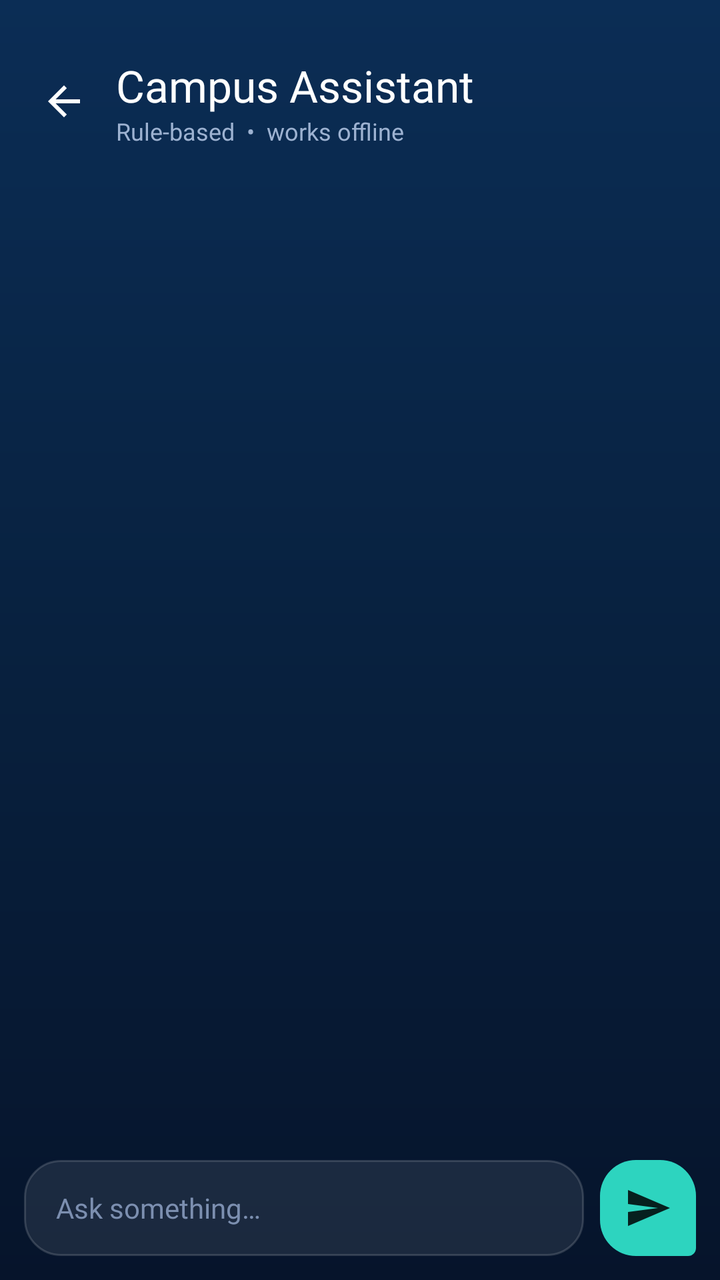
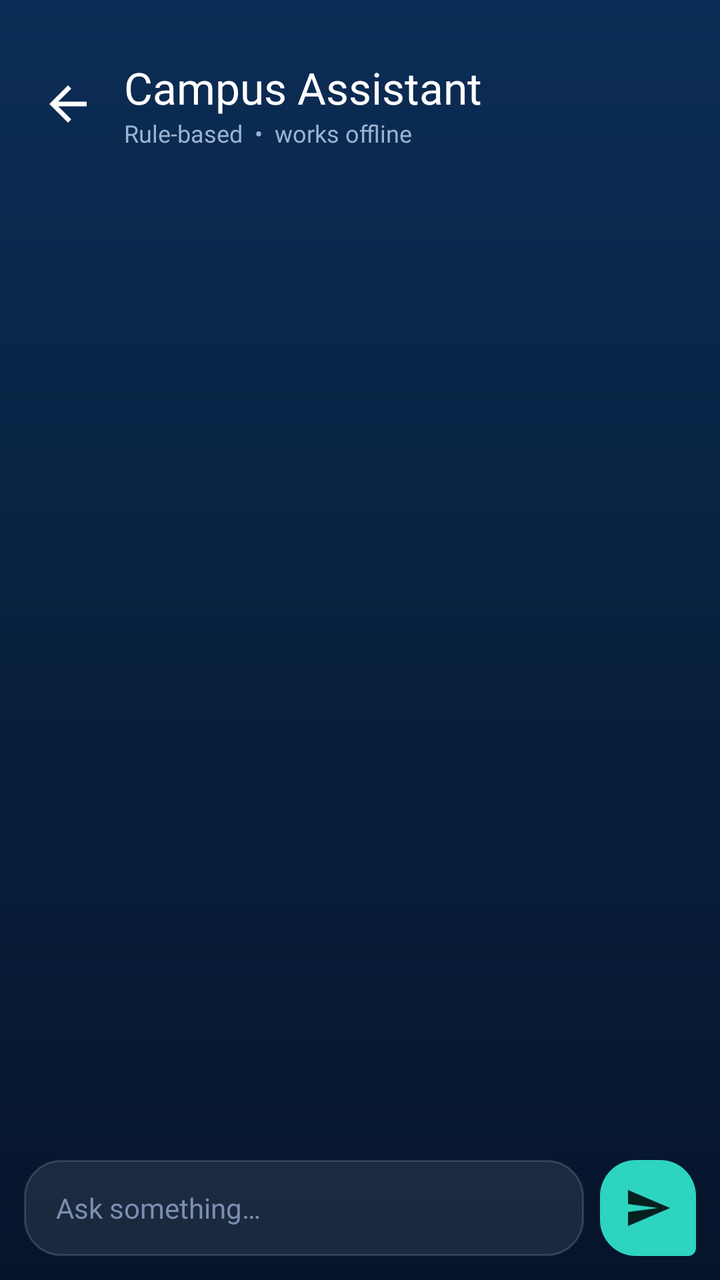

Screens rendered from an Android XML layout before and after an edit, with the pre-edit source and the edit as a unified diff.
<!-- AndroidManifest.xml: application theme Theme.CampusPulse -->
<!-- res/layout/activity_assistant.xml -->
<?xml version="1.0" encoding="utf-8"?>
<LinearLayout xmlns:android="http://schemas.android.com/apk/res/android"
    android:layout_width="match_parent"
    android:layout_height="match_parent"
    android:background="@drawable/bg_dashboard"
    android:orientation="vertical">

    <LinearLayout
        android:layout_width="match_parent"
        android:layout_height="wrap_content"
        android:gravity="center_vertical"
        android:orientation="horizontal"
        android:paddingStart="10dp"
        android:paddingTop="28dp"
        android:paddingEnd="20dp"
        android:paddingBottom="8dp">

        <ImageView
            android:id="@+id/btnBack"
            android:layout_width="44dp"
            android:layout_height="44dp"
            android:background="?attr/selectableItemBackgroundBorderless"
            android:contentDescription="Back"
            android:padding="10dp"
            android:src="@drawable/ic_back" />

        <LinearLayout
            android:layout_width="0dp"
            android:layout_height="wrap_content"
            android:layout_marginStart="4dp"
            android:layout_weight="1"
            android:orientation="vertical">

            <TextView
                android:layout_width="wrap_content"
                android:layout_height="wrap_content"
                android:fontFamily="@font/poppins_bold"
                android:text="Campus Assistant"
                android:textColor="#FFFFFF"
                android:textSize="22sp" />

            <TextView
                android:layout_width="wrap_content"
                android:layout_height="wrap_content"
                android:fontFamily="@font/poppins_regular"
                android:text="Rule-based  •  works offline"
                android:textColor="#9DB2D1"
                android:textSize="12sp" />
        </LinearLayout>
    </LinearLayout>

    <androidx.recyclerview.widget.RecyclerView
        android:id="@+id/rvChat"
        android:layout_width="match_parent"
        android:layout_height="0dp"
        android:layout_weight="1"
        android:clipToPadding="false"
        android:paddingStart="16dp"
        android:paddingTop="12dp"
        android:paddingEnd="16dp"
        android:paddingBottom="8dp" />

    <HorizontalScrollView
        android:layout_width="match_parent"
        android:layout_height="wrap_content"
        android:clipToPadding="false"
        android:paddingStart="16dp"
        android:paddingEnd="16dp"
        android:scrollbars="none">

        <LinearLayout
            android:id="@+id/suggestRow"
            android:layout_width="wrap_content"
            android:layout_height="wrap_content"
            android:orientation="horizontal" />
    </HorizontalScrollView>

    <LinearLayout
        android:layout_width="match_parent"
        android:layout_height="wrap_content"
        android:gravity="center_vertical"
        android:orientation="horizontal"
        android:padding="12dp">

        <EditText
            android:id="@+id/etInput"
            android:layout_width="0dp"
            android:layout_height="48dp"
            android:layout_weight="1"
            android:autofillHints="none"
            android:background="@drawable/bg_notice_item"
            android:fontFamily="@font/poppins_regular"
            android:hint="Ask something…"
            android:imeOptions="actionSend"
            android:inputType="text|textCapSentences"
            android:maxLines="1"
            android:paddingStart="16dp"
            android:paddingEnd="16dp"
            android:textColor="#FFFFFF"
            android:textColorHint="#7C8FB0"
            android:textSize="14sp" />

        <ImageView
            android:id="@+id/btnSend"
            android:layout_width="48dp"
            android:layout_height="48dp"
            android:layout_marginStart="8dp"
            android:background="@drawable/bg_bubble_user"
            android:contentDescription="Send"
            android:padding="12dp"
            android:src="@drawable/ic_send" />
    </LinearLayout>
</LinearLayout>
<!-- resources referenced by this layout -->
<resources>
  <!-- drawable bg_bubble_user (drawable) -->
  <shape xmlns:android="http://schemas.android.com/apk/res/android">
      <solid android:color="#2DD4BF" />
      <corners android:topLeftRadius="18dp" android:topRightRadius="18dp"
          android:bottomLeftRadius="18dp" android:bottomRightRadius="4dp" />
  </shape>
  <!-- drawable bg_dashboard (drawable) -->
  <shape xmlns:android="http://schemas.android.com/apk/res/android">
      <gradient android:startColor="#0B2D55" android:centerColor="#08213F"
          android:endColor="#06142B" android:angle="270" />
  </shape>
  <!-- drawable bg_notice_item (drawable) -->
  <shape xmlns:android="http://schemas.android.com/apk/res/android">
      <solid android:color="#16FFFFFF" />
      <stroke android:width="1dp" android:color="#26FFFFFF" />
      <corners android:radius="18dp" />
  </shape>
  <!-- drawable ic_back (drawable) -->
  <vector xmlns:android="http://schemas.android.com/apk/res/android"
      android:width="24dp" android:height="24dp"
      android:viewportWidth="24" android:viewportHeight="24">
      <path android:fillColor="#FFFFFF"
          android:pathData="M20,11H7.83l5.59,-5.59L12,4l-8,8 8,8 1.41,-1.41L7.83,13H20v-2z"/>
  </vector>
  <!-- drawable ic_send (drawable) -->
  <vector xmlns:android="http://schemas.android.com/apk/res/android"
      android:width="24dp" android:height="24dp"
      android:viewportWidth="24" android:viewportHeight="24">
      <path android:fillColor="#06201E" android:pathData="M2.01,21L23,12 2.01,3 2,10l15,2 -15,2z"/>
  </vector>
  <style name="Theme.CampusPulse" parent="Theme.Material3.DayNight.NoActionBar" />
</resources>

<!-- the commit's change to res/layout/activity_assistant.xml (unified diff, before → after) -->
@@ -17,8 +17,8 @@
 
         <ImageView
             android:id="@+id/btnBack"
-            android:layout_width="44dp"
-            android:layout_height="44dp"
+            android:layout_width="48dp"
+            android:layout_height="48dp"
             android:background="?attr/selectableItemBackgroundBorderless"
             android:contentDescription="Back"
             android:padding="10dp"
